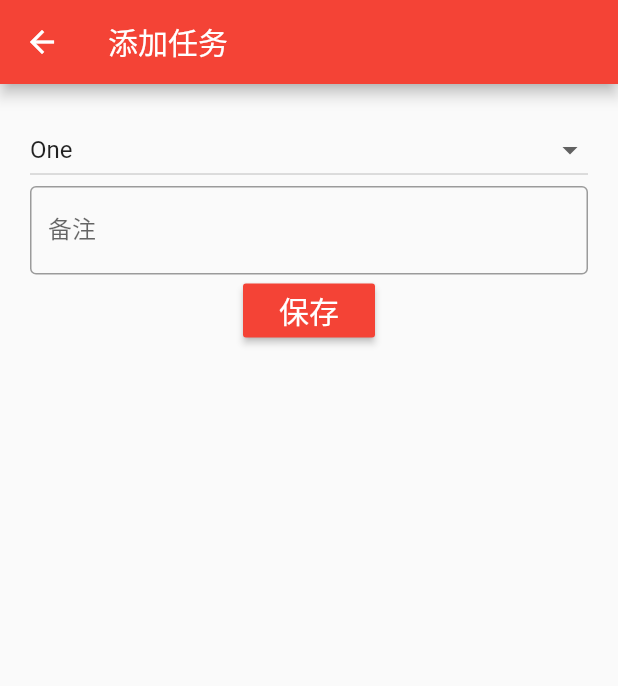
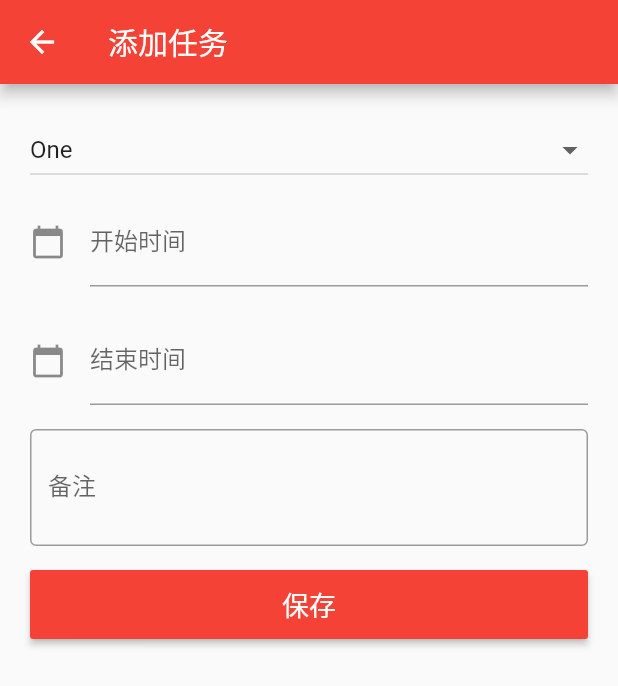
Before and after one commit to rldt/tmachine, a Flutter app: the AddTask screen opened directly, on a phone screen of 412 x 824 dp. Shown: the top 686 px of the screen. Run offline on Flutter 3.47's test engine with Material 2 defaults, Android fonts, the phone set to English and light mode, and no system bars.

Commit message:
添加任务

```diff
--- a/lib/add_task.dart
+++ b/lib/add_task.dart
@@ -14,6 +14,7 @@ class _AddTaskState extends State<AddTask> {
 
   @override
   Widget build(BuildContext context) {
+    final Size screenSize = MediaQuery.of(context).size;
     return Scaffold(
       appBar: AppBar(title: Text(widget._title)),
       body: new Padding(
@@ -22,7 +23,8 @@ class _AddTaskState extends State<AddTask> {
           key: formKey,
           child: new Column(
             children: <Widget>[
-              DropdownButton<String>(
+              Container(
+                child: DropdownButton<String>(
                   isExpanded: true,
                   value: dropdownValue,
                   onChanged: (String newValue) {
@@ -38,23 +40,53 @@ class _AddTaskState extends State<AddTask> {
                     );
                   }).toList(),
                 ),
-              TextField(
-                maxLines: null,
+              ),
+              Container(
+                margin: const EdgeInsets.only(top: 8.0),
+                child: TextFormField(
+                  decoration: const InputDecoration(
+                    icon: const Icon(Icons.calendar_today),
+                    labelText: '开始时间',
+                  ),
+                  keyboardType: TextInputType.datetime,
+                ),
+              ),
+              Container(
+                margin: const EdgeInsets.only(top: 20.0),
+                child: TextFormField(
+                  decoration: const InputDecoration(
+                    icon: const Icon(Icons.calendar_today),
+                    labelText: '结束时间',
+                  ),
+                  keyboardType: TextInputType.datetime,
+
+                ),
+              ),
+              Container(
+                margin: const EdgeInsets.only(top: 16.0),
+                child: TextField(
+                  maxLines: 2,
                   keyboardType: TextInputType.multiline,
                   decoration: InputDecoration(
                     border: OutlineInputBorder(),
                     labelText: '备注',
                   ),
                 ),
-              MaterialButton(
+              ),
+              Container(
+                margin: const EdgeInsets.only(top: 16.0),
+                width: screenSize.width,
+                height: 46.0,
+                child: MaterialButton(
                   onPressed: () {},
                   textColor: Colors.white,
                   color: Colors.red,
                   child: new Text(
                     '保存',
-                  style: TextStyle(fontSize: 20.0),
+                    style: TextStyle(fontSize: 18.0),
                   ),
                 ),
+              )
             ],
           ),
         ),
```
Also changed, not shown: 2 other files. Lines whose indentation alone changed are shown as unchanged.
